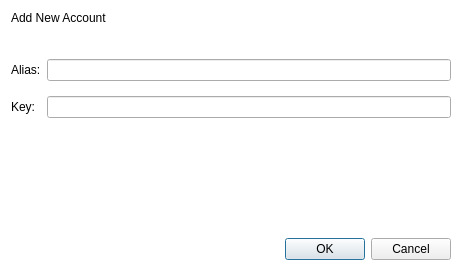
Qt form ui/Add_Account.ui (DaniCaballero/ide) before a commit.
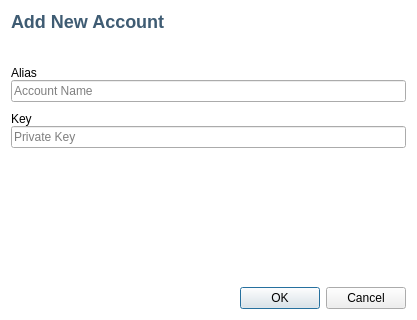
The same form after that commit.

The edit to the form file:
```diff
--- a/ui/Add_Account.ui
+++ b/ui/Add_Account.ui
@@ -6,8 +6,8 @@
    <rect>
     <x>0</x>
     <y>0</y>
-    <width>462</width>
-    <height>271</height>
+    <width>417</width>
+    <height>320</height>
    </rect>
   </property>
   <property name="windowTitle">
@@ -18,8 +18,8 @@
 background-color: white;
 }</string>
   </property>
-  <layout class="QVBoxLayout" name="verticalLayout">
-   <item>
+  <layout class="QVBoxLayout" name="verticalLayout_4">
+   <item alignment="Qt::AlignLeft">
     <widget class="QLabel" name="label_3">
      <property name="sizePolicy">
       <sizepolicy hsizetype="Preferred" vsizetype="Fixed">
@@ -28,7 +28,10 @@
       </sizepolicy>
      </property>
      <property name="styleSheet">
-      <string notr="true">font: 12pt &quot;Segoe UI&quot;;</string>
+      <string notr="true">font-weight: bold;
+color: #3f5c73;
+font-size: 18px;
+</string>
      </property>
      <property name="text">
       <string>Add New Account</string>
@@ -52,29 +55,51 @@
     </spacer>
    </item>
    <item>
-    <layout class="QFormLayout" name="formLayout">
-     <property name="verticalSpacing">
-      <number>15</number>
+    <layout class="QVBoxLayout" name="verticalLayout_3">
+     <property name="spacing">
+      <number>10</number>
      </property>
-     <item row="0" column="0">
+     <item>
+      <layout class="QVBoxLayout" name="verticalLayout_2">
+       <property name="spacing">
+        <number>0</number>
+       </property>
+       <item>
       <widget class="QLabel" name="name_label">
        <property name="text">
-        <string>Alias:</string>
+          <string>Alias</string>
        </property>
       </widget>
      </item>
-     <item row="0" column="1">
-      <widget class="QLineEdit" name="name_input"/>
-     </item>
-     <item row="1" column="0">
+       <item>
+        <widget class="QLineEdit" name="name_input">
+         <property name="placeholderText">
+          <string>Account Name</string>
+         </property>
+        </widget>
+       </item>
+      </layout>
+     </item>
+     <item>
+      <layout class="QVBoxLayout" name="verticalLayout">
+       <property name="spacing">
+        <number>0</number>
+       </property>
+       <item>
       <widget class="QLabel" name="key_label">
        <property name="text">
-        <string>Key:</string>
+          <string>Key</string>
        </property>
       </widget>
      </item>
-     <item row="1" column="1">
-      <widget class="QLineEdit" name="key_input"/>
+       <item>
+        <widget class="QLineEdit" name="key_input">
+         <property name="placeholderText">
+          <string>Private Key</string>
+         </property>
+        </widget>
+       </item>
+      </layout>
      </item>
     </layout>
    </item>
```
Lines whose indentation alone changed are shown as unchanged.
